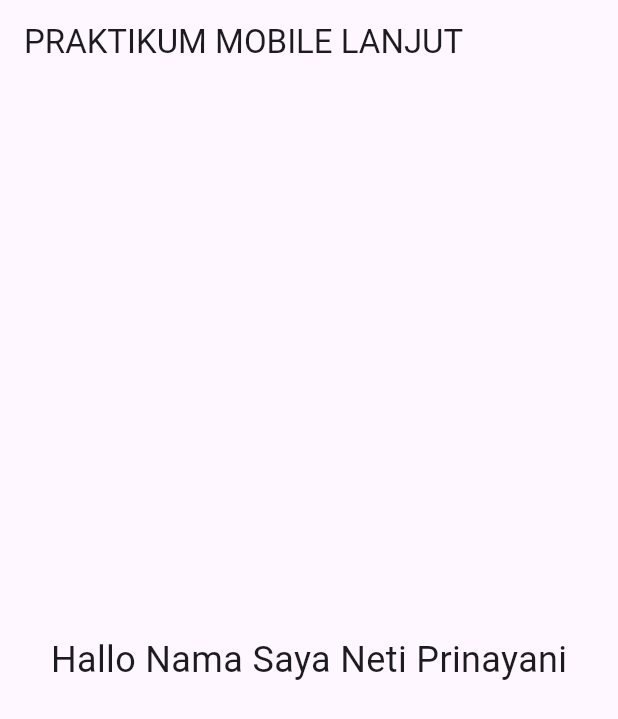
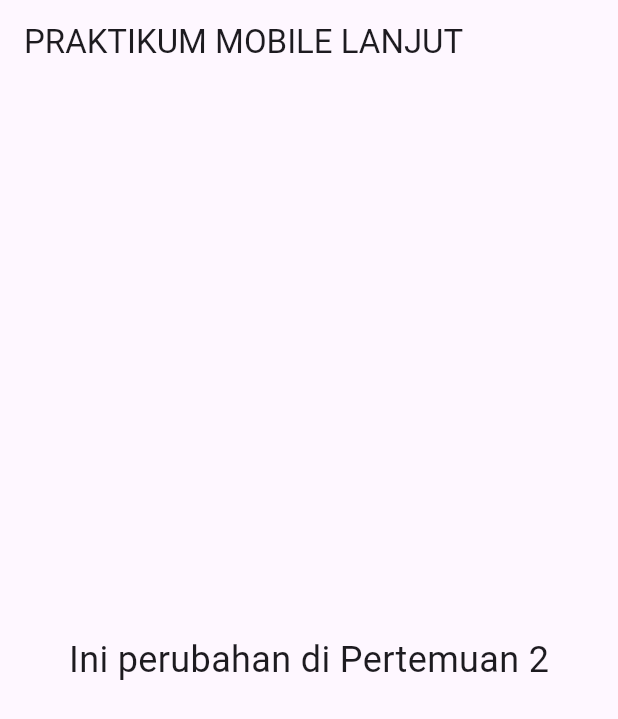
Before and after one commit to Prinayani/prak-mobilelanjut-2407051010, a Flutter app: the screen it shows after launch, on a phone screen of 412 x 824 dp. Shown: the top 719 px of the screen. Run offline on Flutter 3.47's test engine with Material 3 defaults, Android fonts, the light colour scheme and no system bars.

Commit message:
pertemuan 2

```diff
--- a/lib/main.dart
+++ b/lib/main.dart
@@ -20,7 +20,7 @@ class MyApp extends StatelessWidget {
         ), // AppBar
         body: const Center(
           child: Text(
-            'Hallo Nama Saya Neti Prinayani',
+             'Ini perubahan di Pertemuan 2',
             style: TextStyle(fontSize: 24),
           ), // Text
         ), // Center
```
